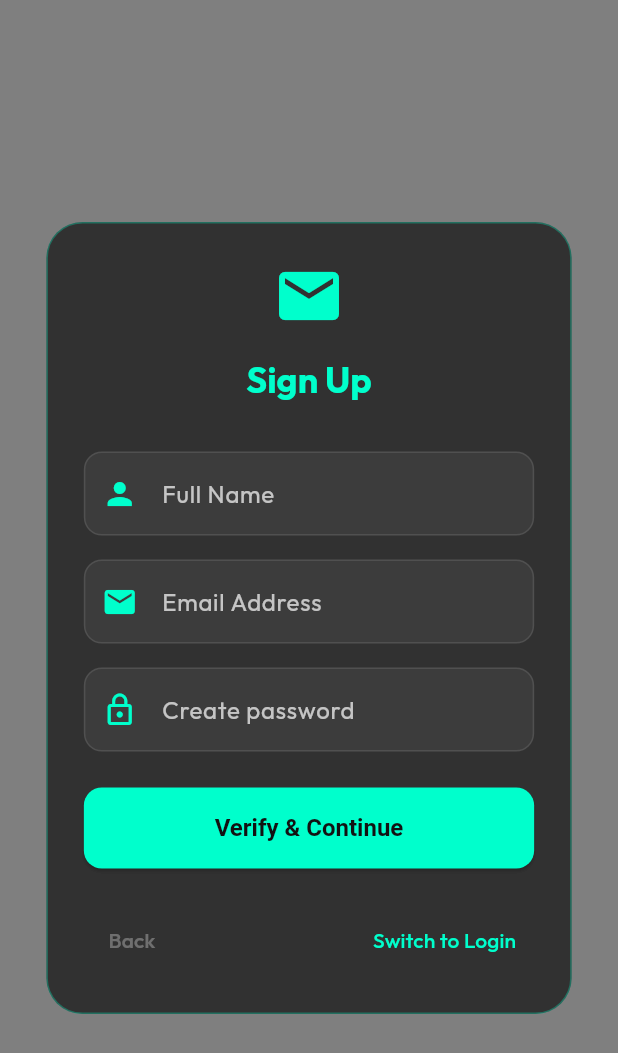
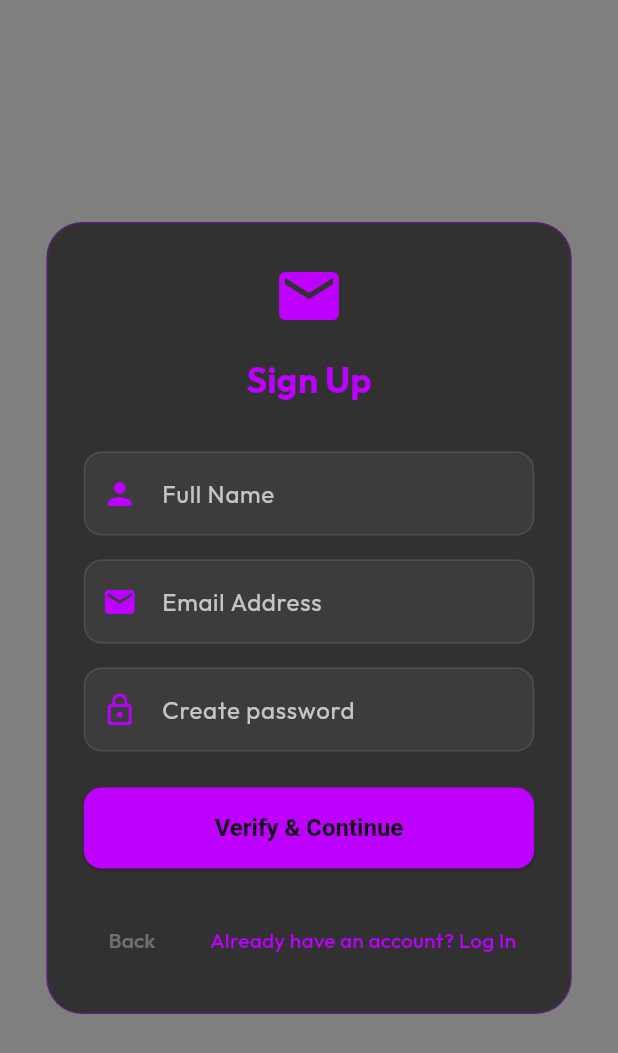
Before and after one commit to apurb2509/hero-ie, a Flutter app: the AuthScreen screen opened by its route, after a tap on "Email", on a phone screen of 412 x 824 dp. Shown: the top 1053 px of the screen. Run offline on Flutter 3.47's test engine with Material 3 defaults, Android fonts, the phone set to English and light mode, and no system bars; our stand-ins replace go_router, google_fonts, google_sign_in, image_picker, permission_handler, shared_preferences and 2 more; missing offline and left inert: nearby_connections; accounts and stored records are empty; network calls fail.

Commit message:
feat: implement dark theme configuration and authentication screen with OTP support

```diff
--- a/frontend/hero_ie_app/lib/core/theme/app_theme.dart
+++ b/frontend/hero_ie_app/lib/core/theme/app_theme.dart
@@ -3,6 +3,7 @@ import 'package:google_fonts/google_fonts.dart';
 
 class AppTheme {
   static const Color primaryNeon = Color(0xFF00FFCC); // Neon Cyan
+  static const Color secondaryNeon = Color(0xFFBD00FF); // Neon Purple
   static const Color backgroundMatte = Color(0xFF121212); // Matte Black
   static const Color surfaceColor = Color(0xFF1E1E1E);
   static const Color errorNeon = Color(0xFFFF3366); // Neon Red/Pink for SOS
@@ -44,7 +45,7 @@ class AppTheme {
     );
   }
 
-  static InputDecoration inputDecoration(String label) {
+  static InputDecoration inputDecoration(String label, {Color? focusColor}) {
     return InputDecoration(
       labelText: label,
       labelStyle: const TextStyle(color: Colors.white70),
@@ -54,7 +55,7 @@ class AppTheme {
       ),
       focusedBorder: OutlineInputBorder(
         borderRadius: BorderRadius.circular(12),
-        borderSide: const BorderSide(color: primaryNeon),
+        borderSide: BorderSide(color: focusColor ?? primaryNeon),
       ),
       filled: true,
       fillColor: Colors.white.withOpacity(0.05),
--- a/frontend/hero_ie_app/lib/features/auth/auth_screen.dart
+++ b/frontend/hero_ie_app/lib/features/auth/auth_screen.dart
@@ -118,6 +118,7 @@ class _AuthScreenState extends State<AuthScreen> {
   @override
   Widget build(BuildContext context) {
     String title = _isSignUp ? 'Sign Up' : 'Log In';
+    Color accentColor = _isSignUp ? AppTheme.secondaryNeon : AppTheme.primaryNeon;
 
     return Scaffold(
       backgroundColor: Colors.transparent,
@@ -137,30 +138,30 @@ class _AuthScreenState extends State<AuthScreen> {
                 decoration: BoxDecoration(
                   color: AppTheme.surfaceColor.withOpacity(0.8),
                   borderRadius: BorderRadius.circular(24),
-                  border: Border.all(color: AppTheme.primaryNeon.withOpacity(0.3)),
+                  border: Border.all(color: accentColor.withOpacity(0.3)),
                 ),
                 child: Column(
                   mainAxisSize: MainAxisSize.min,
                   children: [
                     Icon(_phoneMode ? Icons.phone_android : (_emailMode ? Icons.email : Icons.security),
-                        size: 48, color: AppTheme.primaryNeon),
+                        size: 48, color: accentColor),
                     const SizedBox(height: 16),
-                    Text(title, style: Theme.of(context).textTheme.headlineSmall?.copyWith(color: AppTheme.primaryNeon, fontWeight: FontWeight.bold)),
+                    Text(title, style: Theme.of(context).textTheme.headlineSmall?.copyWith(color: accentColor, fontWeight: FontWeight.bold)),
                     const SizedBox(height: 32),
 
                     if (!_phoneMode && !_emailMode) ...[
                       _buildGoogleButton(),
                       const SizedBox(height: 16),
-                      _buildChannelToggle('Email', Icons.email, () => setState(() => _emailMode = true)),
+                      _buildChannelToggle('Email', Icons.email, () => setState(() => _emailMode = true), accentColor),
                       const SizedBox(height: 16),
-                      _buildChannelToggle('Phone', Icons.phone, () => setState(() => _phoneMode = true)),
+                      _buildChannelToggle('Phone', Icons.phone, () => setState(() => _phoneMode = true), accentColor),
                     ] else if (!_otpSent) ...[
-                      _buildCredentialInput(),
+                      _buildCredentialInput(accentColor),
                     ] else ...[
-                      _buildOTPInput(),
+                      _buildOTPInput(accentColor),
                     ],
 
-                    if (_isLoading) const Padding(padding: EdgeInsets.only(top: 24), child: CircularProgressIndicator(color: AppTheme.primaryNeon)),
+                    if (_isLoading) Padding(padding: const EdgeInsets.only(top: 24), child: CircularProgressIndicator(color: accentColor)),
 
                     const SizedBox(height: 24),
                     Row(
@@ -172,7 +173,7 @@ class _AuthScreenState extends State<AuthScreen> {
                         ),
                         TextButton(
                           onPressed: _toggleMode,
-                          child: Text(_isSignUp ? 'Switch to Login' : 'Switch to Sign-up', style: const TextStyle(color: AppTheme.primaryNeon)),
+                          child: Text(_isSignUp ? 'Already have an account? Log In' : 'New? Sign up', style: TextStyle(color: accentColor)),
                         ),
                       ],
                     ),
@@ -186,14 +187,14 @@ class _AuthScreenState extends State<AuthScreen> {
     );
   }
 
-  Widget _buildCredentialInput() {
+  Widget _buildCredentialInput(Color accentColor) {
     return Column(
       children: [
         if (_isSignUp) ...[
           TextField(
             controller: _nameController,
             style: const TextStyle(color: Colors.white),
-            decoration: AppTheme.inputDecoration('Full Name').copyWith(prefixIcon: const Icon(Icons.person, color: AppTheme.primaryNeon)),
+            decoration: AppTheme.inputDecoration('Full Name', focusColor: accentColor).copyWith(prefixIcon: Icon(Icons.person, color: accentColor)),
           ),
           const SizedBox(height: 16),
         ],
@@ -201,8 +202,8 @@ class _AuthScreenState extends State<AuthScreen> {
           controller: _identifierController,
           style: const TextStyle(color: Colors.white),
           keyboardType: _emailMode ? TextInputType.emailAddress : TextInputType.phone,
-          decoration: AppTheme.inputDecoration(_emailMode ? 'Email Address' : 'Phone Number').copyWith(
-            prefixIcon: Icon(_emailMode ? Icons.email : Icons.phone, color: AppTheme.primaryNeon),
+          decoration: AppTheme.inputDecoration(_emailMode ? 'Email Address' : 'Phone Number', focusColor: accentColor).copyWith(
+            prefixIcon: Icon(_emailMode ? Icons.email : Icons.phone, color: accentColor),
           ),
         ),
         const SizedBox(height: 16),
@@ -210,13 +211,17 @@ class _AuthScreenState extends State<AuthScreen> {
           controller: _passwordController,
           style: const TextStyle(color: Colors.white),
           obscureText: true,
-          decoration: AppTheme.inputDecoration(_isSignUp ? 'Create password' : 'Password').copyWith(
-            prefixIcon: const Icon(Icons.lock_outline, color: AppTheme.primaryNeon),
+          decoration: AppTheme.inputDecoration(_isSignUp ? 'Create password' : 'Password', focusColor: accentColor).copyWith(
+            prefixIcon: Icon(Icons.lock_outline, color: accentColor),
           ),
         ),
         const SizedBox(height: 24),
         ElevatedButton(
-          style: ElevatedButton.styleFrom(minimumSize: const Size(double.infinity, 54)),
+          style: ElevatedButton.styleFrom(
+            backgroundColor: accentColor,
+            foregroundColor: AppTheme.backgroundMatte,
+            minimumSize: const Size(double.infinity, 54)
+          ),
           onPressed: _isLoading ? null : _handleAuthAction,
           child: Text(_isSignUp ? 'Verify & Continue' : 'Log In'),
         ),
@@ -233,16 +238,21 @@ class _AuthScreenState extends State<AuthScreen> {
     );
   }
 
-  Widget _buildChannelToggle(String label, IconData icon, VoidCallback onTap) {
+  Widget _buildChannelToggle(String label, IconData icon, VoidCallback onTap, Color accentColor) {
     return OutlinedButton.icon(
-      style: OutlinedButton.styleFrom(minimumSize: const Size(double.infinity, 54), side: const BorderSide(color: AppTheme.primaryNeon), foregroundColor: AppTheme.primaryNeon, shape: RoundedRectangleBorder(borderRadius: BorderRadius.circular(12))),
+      style: OutlinedButton.styleFrom(
+        minimumSize: const Size(double.infinity, 54),
+        side: BorderSide(color: accentColor),
+        foregroundColor: accentColor,
+        shape: RoundedRectangleBorder(borderRadius: BorderRadius.circular(12))
+      ),
       icon: Icon(icon),
       label: Text(label),
       onPressed: onTap,
     );
   }
 
-  Widget _buildOTPInput() {
+  Widget _buildOTPInput(Color accentColor) {
     return Column(
       children: [
         Text('Verify your ${_emailMode ? "Email" : "Phone"}', style: const TextStyle(color: Colors.white70)),
@@ -253,11 +263,15 @@ class _AuthScreenState extends State<AuthScreen> {
           textAlign: TextAlign.center,
           keyboardType: TextInputType.number,
           maxLength: 6,
-          decoration: AppTheme.inputDecoration('6-Digit OTP').copyWith(counterText: ''),
+          decoration: AppTheme.inputDecoration('6-Digit OTP', focusColor: accentColor).copyWith(counterText: ''),
         ),
         const SizedBox(height: 16),
         ElevatedButton(
-          style: ElevatedButton.styleFrom(minimumSize: const Size(double.infinity, 54)),
+          style: ElevatedButton.styleFrom(
+            backgroundColor: accentColor,
+            foregroundColor: AppTheme.backgroundMatte,
+            minimumSize: const Size(double.infinity, 54)
+          ),
           onPressed: _isLoading ? null : _handleVerifyOTP,
           child: const Text('Verify & Finish'),
         ),
```
